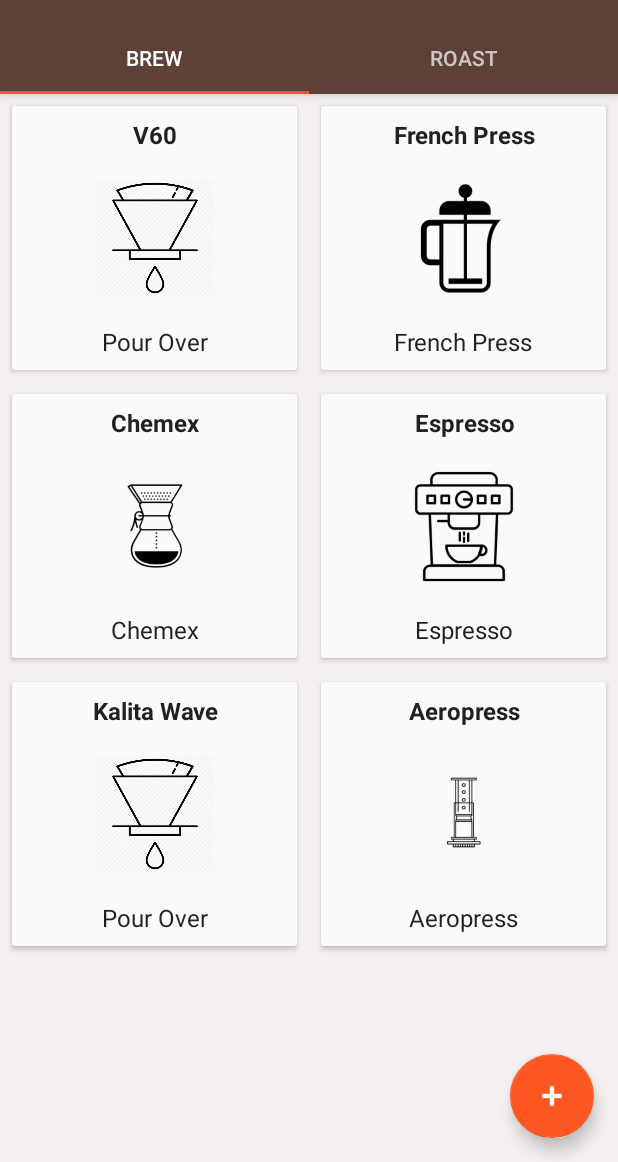
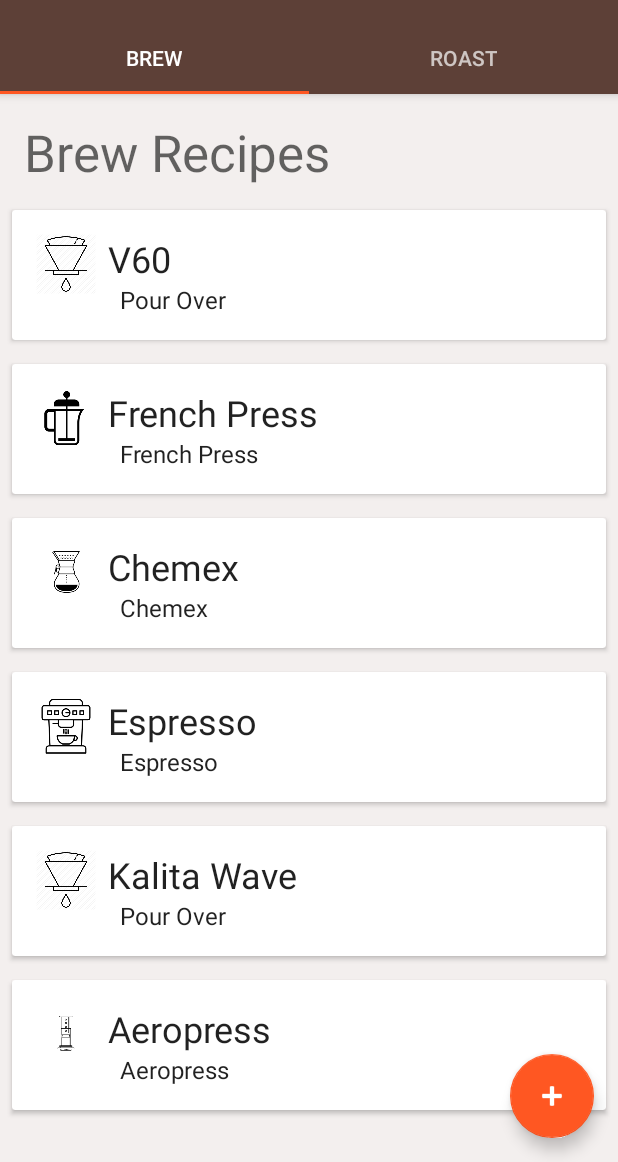
Before and after one commit to PeterEpsteen/CoffeeJournal, an Android app: the screen it shows after launch (MainActivity), on a phone screen of 412 x 824 dp, the part 74-1236 px from its top. Run offline under Robolectric (Android 15) with nearby library versions, the phone set to English and light mode, and no system bars.

Commit message:
Redid gridview to list like items

```diff
--- a/app/src/main/res/layout/activity_add_roast.xml
+++ b/app/src/main/res/layout/activity_add_roast.xml
@@ -30,6 +30,12 @@
             <!--android:text="00:00"-->
             <!--style="@style/TextAppearance.AppCompat.Display3"-->
             <!--android:layout_gravity="center"/>-->
+            <ImageView
+                android:layout_width="match_parent"
+                android:layout_height="match_parent"
+                android:src="@drawable/minimal_brown_background"
+                android:scaleType="centerCrop"
+                />
 
 
             <TextView
--- a/app/src/main/res/layout/brew_grid_item.xml
+++ b/app/src/main/res/layout/brew_grid_item.xml
@@ -1,52 +1,51 @@
 <?xml version="1.0" encoding="utf-8"?>
-<android.support.constraint.ConstraintLayout xmlns:android="http://schemas.android.com/apk/res/android"
-    android:layout_width="match_parent"
+<android.support.v7.widget.CardView android:layout_width="match_parent"
     android:layout_height="wrap_content"
-    xmlns:app="http://schemas.android.com/apk/res-auto"
-    android:background="@drawable/shape"
-    android:elevation="@dimen/cardview_default_elevation"
-    android:padding="8dp">
+    xmlns:android="http://schemas.android.com/apk/res/android">
+<LinearLayout android:layout_width="match_parent"
+    android:layout_height="wrap_content"
+    android:layout_margin="16dp"
+    xmlns:android="http://schemas.android.com/apk/res/android" >
+
+    <ImageView
+        android:layout_width="40dp"
+        android:layout_height="40dp"
+        android:scaleType="centerCrop"
+        android:id="@+id/brew_method_icon_image_view"
+        android:src="@drawable/pour_over"
+        />
+
+    <LinearLayout android:layout_height="wrap_content"
+        android:layout_width="match_parent"
+        android:layout_marginLeft="8dp"
+        xmlns:android="http://schemas.android.com/apk/res/android"
+        android:orientation="vertical">
+
     <TextView
-        style="@style/TextStyle"
-        android:textStyle="bold"
-        android:textSize="16dp"
+        style="@style/TextAppearance.AppCompat.Headline"
         android:layout_width="wrap_content"
         android:layout_height="wrap_content"
         android:id="@+id/brew_title_text_view"
         android:text="Testing"
-        android:height="40dp"
-        android:gravity="top"
-        android:textAlignment="center"
-        app:layout_constraintRight_toRightOf="parent"
-        app:layout_constraintLeft_toLeftOf="parent"
-        app:layout_constraintBottom_toTopOf="@id/brew_method_icon_image_view"
-        android:layout_marginTop="0dp"/>
+        android:textAlignment="viewStart"
+        />
 
-    <ImageView
-        android:layout_width="80dp"
-        android:layout_height="80dp"
-        app:layout_constraintRight_toRightOf="parent"
-        app:layout_constraintLeft_toLeftOf="parent"
-        app:layout_constraintBottom_toBottomOf="parent"
-        app:layout_constraintTop_toTopOf="parent"
-        android:scaleType="centerCrop"
-        android:id="@+id/brew_method_icon_image_view"
-        android:src="@drawable/pour_over"
-
+    <TextView
+        style="@style/TextAppearance.AppCompat.Subhead"
+        android:layout_width="wrap_content"
+        android:layout_height="wrap_content"
+        android:layout_marginLeft="8dp"
+        android:gravity="bottom"
+        android:id="@+id/brew_method_text_view"
+        android:text="Brew Method"
         />
 
 
-    <TextView
-        style="@style/TextStyle"
-        android:layout_width="wrap_content"
-        android:layout_height="wrap_content"
-        android:height="40dp"
-        app:layout_constraintRight_toRightOf="parent"
-        app:layout_constraintLeft_toLeftOf="parent"
-        app:layout_constraintBottom_toBottomOf="parent"
-        android:gravity="bottom"
-        android:id="@+id/brew_method_text_view"
-        android:text="Brew Method"
-        android:layout_marginBottom="0dp"/>
 
-</android.support.constraint.ConstraintLayout>
+
+
+</LinearLayout>
+
+
+</LinearLayout>
+</android.support.v7.widget.CardView>
--- a/app/src/main/res/layout/fragment_brew.xml
+++ b/app/src/main/res/layout/fragment_brew.xml
@@ -10,13 +10,25 @@
     android:layout_marginBottom="56dp"
     android:fitsSystemWindows="true"
     tools:context="com.example.peter.coffeejournal.BrewFragment">
+    <LinearLayout
+        android:layout_width="match_parent"
+        android:layout_height="wrap_content"
+        android:orientation="vertical">
+    <TextView
+        android:layout_width="wrap_content"
+        android:layout_height="wrap_content"
+        android:text="Brew Recipes"
+        android:layout_marginTop="16dp"
+        android:layout_marginLeft="16dp"
+        android:layout_marginBottom="8dp"
+        style="@style/TextAppearance.AppCompat.Display1"
+        android:id="@+id/pick_brew_tv"/>
 
     <GridView
         android:layout_width="wrap_content"
         android:layout_height="wrap_content"
         android:id="@+id/brew_grid_view"
-        android:columnWidth="160dp"
-        android:numColumns="auto_fit"
+        android:numColumns="1"
         android:horizontalSpacing="16dp"
         android:verticalSpacing="16dp"
         android:padding="8dp"
@@ -25,7 +37,7 @@
 
 
     </GridView>
-
+    </LinearLayout>
 </FrameLayout>
 
 </android.support.constraint.ConstraintLayout>
--- a/app/src/main/res/layout/generic_text_view.xml
+++ b/app/src/main/res/layout/generic_text_view.xml
@@ -2,10 +2,9 @@
 <TextView xmlns:android="http://schemas.android.com/apk/res/android"
     android:layout_width="match_parent" android:layout_height="wrap_content"
     style="@style/TextAppearance.AppCompat.Headline"
-    android:textSize="20sp"
     android:text="Beans"
-    android:layout_marginLeft="24dp"
+    android:layout_marginLeft="16dp"
     android:layout_marginTop="8dp"
-    android:layout_marginBottom="8dp">
+    >
 
 </TextView>
```
Also changed, not shown: app/src/main/java/com/example/peter/coffeejournal/AddRoast.java (+11 -0 lines), app/src/main/java/com/example/peter/coffeejournal/RoastActivity.java (+14 -10 lines), app/src/main/res/layout/activity_roast.xml (+62 -5 lines), app/src/main/res/drawable/coffee_roaster.png (added), app/src/main/res/drawable/minimal_brown_background.jpg (added).
